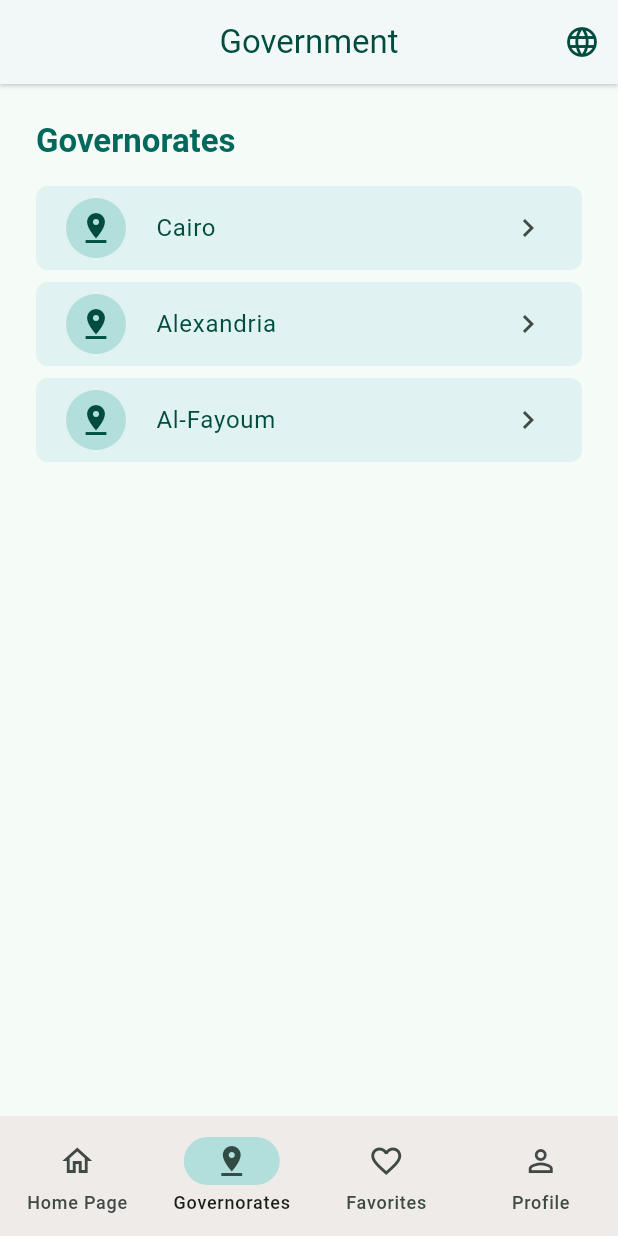
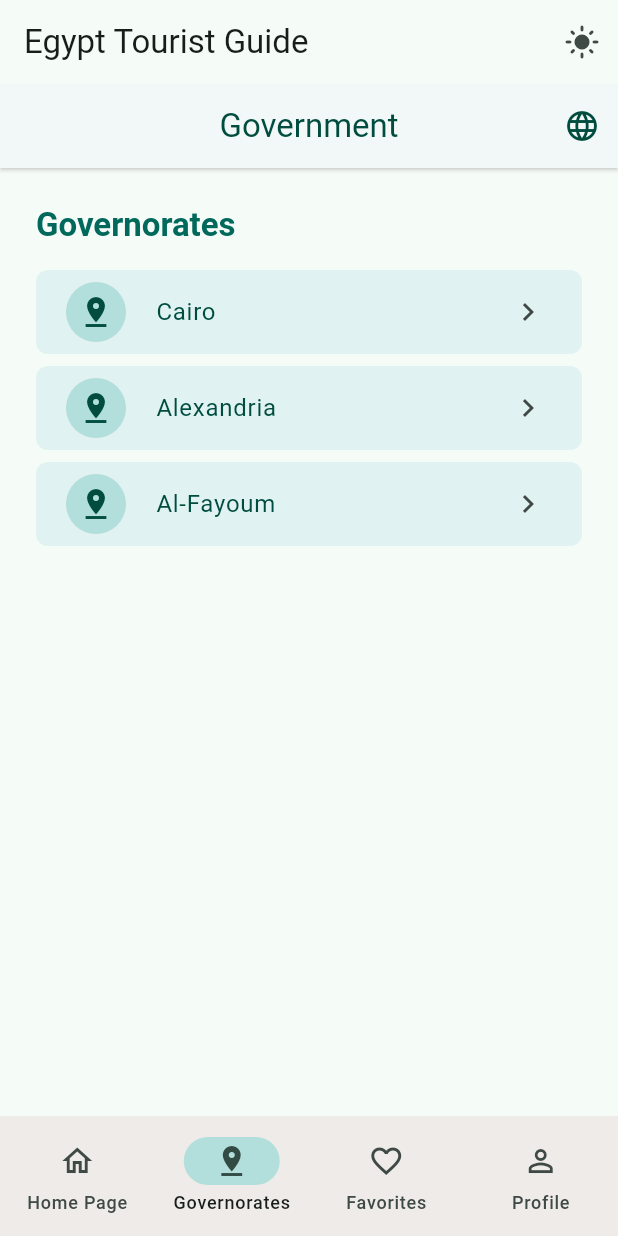
Before and after one commit to Sprints-Flutter-Bootcamp-Projects/Tourist-Guide-App-for-Egypt, a Flutter app: the screen it shows after launch, swiped to page 2, on a phone screen of 412 x 824 dp. Run offline on Flutter 3.47's test engine with Material 3 defaults, Android fonts, the phone set to English and light mode, and no system bars; our stand-ins replace easy_localization, shared_preferences; network calls fail.

Commit message:
Dark mode
Added darkmode functionality

```diff
--- a/lib/my_app.dart
+++ b/lib/my_app.dart
@@ -2,23 +2,52 @@ import 'package:easy_localization/easy_localization.dart';
 import 'package:flutter/material.dart';
 import 'package:tourist_guide/nav_bar.dart';
 
-class MyApp extends StatelessWidget {
+class MyApp extends StatefulWidget {
   const MyApp({super.key});
 
-  // This widget is the root of your application.
+  @override
+  _MyAppState createState() => _MyAppState();
+}
+
+class _MyAppState extends State<MyApp> {
+  bool _isDarkMode = false;
+
+  void _toggleTheme() {
+    setState(() {
+      _isDarkMode = !_isDarkMode;
+    });
+  }
+
   @override
   Widget build(BuildContext context) {
     return MaterialApp(
       debugShowCheckedModeBanner: false,
       title: 'Egypt Tourist Guide',
-      theme: ThemeData(
-        colorScheme: ColorScheme.fromSeed(seedColor: Colors.teal.shade900),
-        useMaterial3: true,
-      ),
+      theme: _isDarkMode
+          ? ThemeData.dark().copyWith(
+              colorScheme:
+                  ColorScheme.fromSeed(seedColor: Colors.teal.shade900),
+            )
+          : ThemeData(
+              colorScheme:
+                  ColorScheme.fromSeed(seedColor: Colors.teal.shade900),
+              useMaterial3: true,
+            ),
       localizationsDelegates: context.localizationDelegates,
       supportedLocales: context.supportedLocales,
       locale: context.locale,
-      home: const MyNavigationBar(),
+      home: Scaffold(
+        appBar: AppBar(
+          title: const Text('Egypt Tourist Guide'),
+          actions: [
+            IconButton(
+              icon: Icon(_isDarkMode ? Icons.dark_mode : Icons.light_mode),
+              onPressed: _toggleTheme,
+            ),
+          ],
+        ),
+        body: const MyNavigationBar(),
+      ),
     );
   }
 }
```
